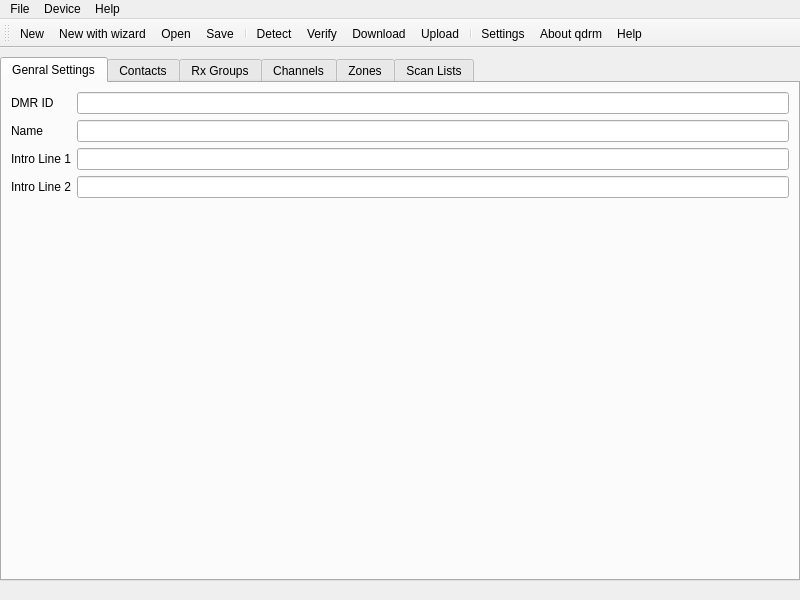
Qt form shared/mainwindow.ui (hmatuschek/qdmr) before a commit.
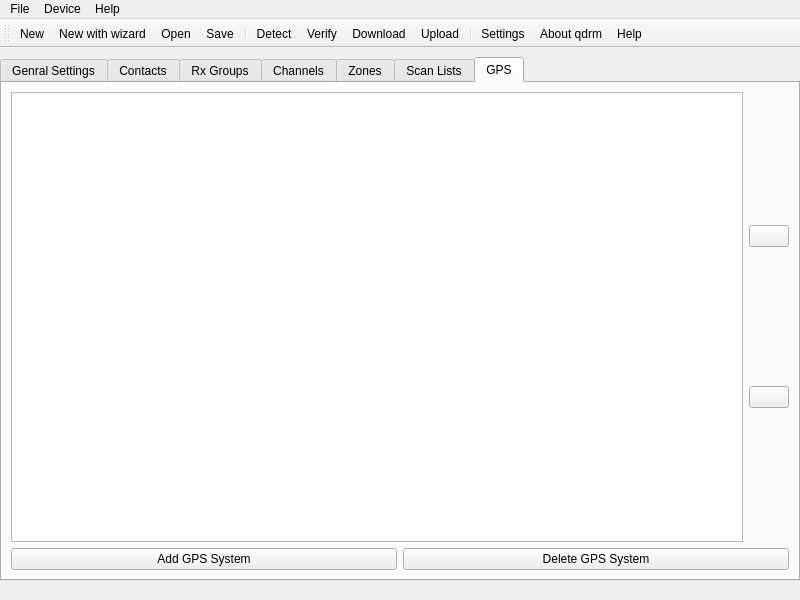
The same form after that commit. Icons and pictures are not drawn.

```diff
--- a/shared/mainwindow.ui
+++ b/shared/mainwindow.ui
@@ -58,7 +58,7 @@
        <string>There are 6 tabs providing genral settings, contact, Rx group, channel zone and scan lists.</string>
       </property>
       <property name="currentIndex">
-       <number>0</number>
+       <number>6</number>
       </property>
       <widget class="QWidget" name="tabGeneral">
        <property name="accessibleName">
@@ -554,6 +554,64 @@
         </item>
        </layout>
       </widget>
+      <widget class="QWidget" name="tabGPSSystems">
+       <attribute name="title">
+        <string>GPS</string>
+       </attribute>
+       <layout class="QVBoxLayout" name="verticalLayout_18">
+        <item>
+         <layout class="QHBoxLayout" name="horizontalLayout_11">
+          <item>
+           <widget class="QTableView" name="gpsView"/>
+          </item>
+          <item>
+           <layout class="QVBoxLayout" name="verticalLayout_19">
+            <item>
+             <widget class="QPushButton" name="gpsUp">
+              <property name="text">
+               <string/>
+              </property>
+              <property name="icon">
+               <iconset resource="resources.qrc">
+                <normaloff>:/icons/up.png</normaloff>:/icons/up.png</iconset>
+              </property>
+             </widget>
+            </item>
+            <item>
+             <widget class="QPushButton" name="gpsDown">
+              <property name="text">
+               <string/>
+              </property>
+              <property name="icon">
+               <iconset resource="resources.qrc">
+                <normaloff>:/icons/down.png</normaloff>:/icons/down.png</iconset>
+              </property>
+             </widget>
+            </item>
+           </layout>
+          </item>
+         </layout>
+        </item>
+        <item>
+         <layout class="QHBoxLayout" name="horizontalLayout_12">
+          <item>
+           <widget class="QPushButton" name="addGPS">
+            <property name="text">
+             <string>Add GPS System</string>
+            </property>
+           </widget>
+          </item>
+          <item>
+           <widget class="QPushButton" name="remGPS">
+            <property name="text">
+             <string>Delete GPS System</string>
+            </property>
+           </widget>
+          </item>
+         </layout>
+        </item>
+       </layout>
+      </widget>
      </widget>
     </item>
    </layout>
```
Left out of the diff: 4 changed lines with no effect on the pictures.
